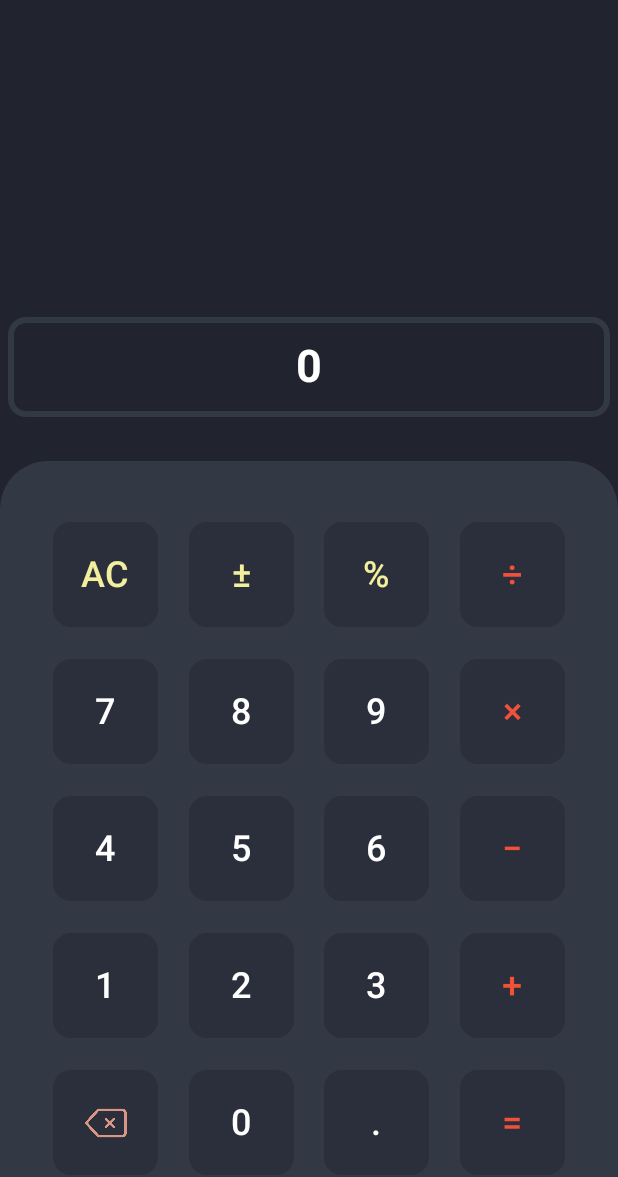
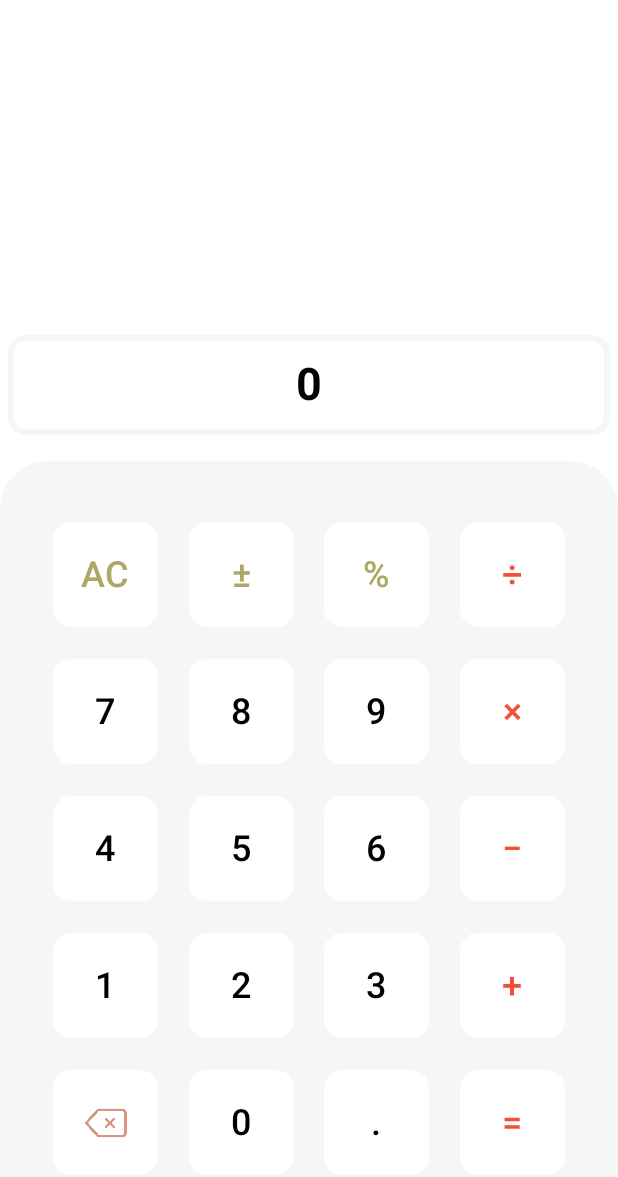
Before and after one commit to DiegoRodriguez3D/Calculadora, an Android app built with Jetpack Compose: the screen it shows after launch (MainActivity), on a phone screen of 412 x 824 dp. Shown: the top 1177 px of the screen. Run offline under Robolectric (Android 15) with nearby library versions, the phone set to English and light mode, and no system bars; our stand-ins replace constraintlayout-compose.

Commit message:
Diseño UI y tema claro/oscuro

```diff
--- a/app/src/main/java/com/diegorb/calculadora/MainActivity.kt
+++ b/app/src/main/java/com/diegorb/calculadora/MainActivity.kt
@@ -1,21 +1,20 @@
 package com.diegorb.calculadora
 
+import android.os.Build
 import android.os.Bundle
 import androidx.activity.ComponentActivity
 import androidx.activity.compose.setContent
-import androidx.compose.ui.unit.dp
+import androidx.annotation.RequiresApi
 import com.diegorb.calculadora.screens.pricipal.CalculadoraScreen
 import com.diegorb.calculadora.ui.theme.CalculadoraTheme
 
 class MainActivity : ComponentActivity() {
+    @RequiresApi(Build.VERSION_CODES.Q)
     override fun onCreate(savedInstanceState: Bundle?) {
         super.onCreate(savedInstanceState)
         setContent {
             CalculadoraTheme {
-
-
                 CalculadoraScreen()
-
             }
         }
     }
--- a/app/src/main/java/com/diegorb/calculadora/Operacion.kt
+++ b/app/src/main/java/com/diegorb/calculadora/Operacion.kt
@@ -1,10 +1,10 @@
 package com.diegorb.calculadora
 
 //Contiene los diferentes tipos de operacion que puede realizar el usuario
-sealed class Operacion (val symbol: String) {
-    object Sumar: Operacion("+")
-    object Restar: Operacion("-")
-    object Multiplicar: Operacion("x")
-    object Dividir: Operacion("/")
-    object Porciento: Operacion("%")
+sealed class Operacion(val symbol: String) {
+    object Sumar : Operacion("+")
+    object Restar : Operacion("-")
+    object Multiplicar : Operacion("×")
+    object Dividir : Operacion("÷")
+    object Porciento : Operacion("%")
 }
--- a/app/src/main/java/com/diegorb/calculadora/screens/pricipal/CalculadoraScreen.kt
+++ b/app/src/main/java/com/diegorb/calculadora/screens/pricipal/CalculadoraScreen.kt
@@ -11,7 +11,5 @@ import com.diegorb.calculadora.screens.pricipal.components.CalculadoraContent
 @SuppressLint("UnusedMaterial3ScaffoldPaddingParameter")
 @Composable
 fun CalculadoraScreen() {
-    val viewModel = viewModel<CalculadoraViewModel>()
-    val state = viewModel.state
-    Scaffold(topBar = {}, content = { CalculadoraContent(state) }, bottomBar = {})
+    Scaffold(topBar = {}, content = { CalculadoraContent() }, bottomBar = {})
 }
--- a/app/src/main/java/com/diegorb/calculadora/screens/pricipal/components/BotonCalculadora.kt
+++ b/app/src/main/java/com/diegorb/calculadora/screens/pricipal/components/BotonCalculadora.kt
@@ -14,14 +14,12 @@ import androidx.compose.ui.graphics.ColorFilter
 import androidx.compose.ui.res.painterResource
 import androidx.compose.ui.unit.dp
 import androidx.compose.ui.unit.sp
-import com.diegorb.calculadora.ui.theme.FondoBotonOscuro
-import com.diegorb.calculadora.ui.theme.FondoCardOscuro
 
 @Composable
 fun BotonCalculadora(
     symbol: String = "",
     modifier: Modifier,
-    color: Color = MaterialTheme.colorScheme.onPrimary,
+    color: Color = MaterialTheme.colorScheme.tertiary,
     icon: Int? = null,
     roundness: Int = 8,
     onClick: () -> Unit
@@ -31,7 +29,7 @@ fun BotonCalculadora(
         shape = RoundedCornerShape(roundness.dp),
         border = BorderStroke(1.dp, Color.Transparent),
         contentPadding = PaddingValues(18.dp),
-        colors = ButtonDefaults.outlinedButtonColors(FondoBotonOscuro),
+        colors = ButtonDefaults.outlinedButtonColors(MaterialTheme.colorScheme.secondary),
         modifier = modifier
             .padding(5.dp)
             .size(70.dp)
--- a/app/src/main/java/com/diegorb/calculadora/screens/pricipal/components/CalculadoraContent.kt
+++ b/app/src/main/java/com/diegorb/calculadora/screens/pricipal/components/CalculadoraContent.kt
@@ -8,16 +8,10 @@ import androidx.compose.ui.ExperimentalComposeUiApi
 import androidx.compose.ui.Modifier
 import androidx.compose.ui.unit.dp
 import androidx.constraintlayout.compose.ConstraintLayout
-import com.diegorb.calculadora.Accion
-import com.diegorb.calculadora.screens.pricipal.CalculadoraState
-import com.diegorb.calculadora.ui.theme.FondoCardOscuro
 
 @OptIn(ExperimentalMaterial3Api::class, ExperimentalComposeUiApi::class)
 @Composable
-fun CalculadoraContent(
-    state: CalculadoraState,
-    modifier: Modifier = Modifier,
-) {
+fun CalculadoraContent() {
 
     ConstraintLayout(modifier = Modifier.fillMaxSize()) {
         val (botones) = createRefs()
@@ -31,10 +25,10 @@ fun CalculadoraContent(
 
             PantallaInput()
 
-            Spacer(modifier = Modifier.height(24.dp))
+            Spacer(modifier = Modifier.height(12.dp))
 
             Card(
-                colors = CardDefaults.cardColors(FondoCardOscuro),
+                colors = CardDefaults.cardColors(MaterialTheme.colorScheme.primary),
                 shape = RoundedCornerShape(topStart = 32.dp, topEnd = 32.dp),
             ) {
                 GridBotones()
--- a/app/src/main/java/com/diegorb/calculadora/screens/pricipal/components/Controles.kt
+++ /dev/null
@@ -1,8 +0,0 @@
-package com.diegorb.calculadora.screens.pricipal.components
-
-import androidx.compose.runtime.Composable
-
-@Composable
-fun Controles() {
-
-}
--- a/app/src/main/java/com/diegorb/calculadora/ui/theme/Color.kt
+++ b/app/src/main/java/com/diegorb/calculadora/ui/theme/Color.kt
@@ -1,15 +1,20 @@
 package com.diegorb.calculadora.ui.theme
 
 import androidx.compose.ui.graphics.Color
+
 //Fondo
 val FondoOscuro = Color(0xFF21232f)
-val FondoClaro = Color(0xFFFEFEFE)
+val FondoClaro = Color(0xFFffffff)
+
+//Fondo Secundario
+val FondoCardOscuro = Color(0xFF323844)
+val FondoCardClaro = Color(0xFFf6f6f6)
 
 //Botones
-val Verde = Color(0xFFF3EF9E)
+val Verde = Color(0xFFACA865)
 val Naranja = Color(0xFFD89785)
 val Rojo = Color(0xFFF1503B)
-val Blanco = Color(0xFFFEFEFE)
-val FondoCardOscuro = Color(0xFF323844)
+
+//FondoBotones
+val FondoBotonClaro = Color(0xFFffffff)
 val FondoBotonOscuro = Color(0xFF2b2f3b)
-val FondoCardClaro = Color(0xFFF5F5F5)
--- a/app/src/main/java/com/diegorb/calculadora/ui/theme/Theme.kt
+++ b/app/src/main/java/com/diegorb/calculadora/ui/theme/Theme.kt
@@ -3,6 +3,7 @@ package com.diegorb.calculadora.ui.theme
 import android.app.Activity
 import android.os.Build
 import androidx.annotation.RequiresApi
+import androidx.compose.foundation.isSystemInDarkTheme
 import androidx.compose.material3.MaterialTheme
 import androidx.compose.material3.darkColorScheme
 import androidx.compose.material3.dynamicDarkColorScheme
@@ -18,33 +19,22 @@ import androidx.core.view.ViewCompat
 
 private val DarkColorScheme = darkColorScheme(
     primary = FondoCardOscuro,
-    secondary = FondoCardOscuro,
+    secondary = FondoBotonOscuro,
     tertiary = Color.White,
     background = FondoOscuro,
 )
 
 private val LightColorScheme = lightColorScheme(
     primary = FondoCardClaro,
-    secondary = FondoCardClaro,
+    secondary = FondoBotonClaro,
     tertiary = Color.Black,
     background = FondoClaro,
-
-
-    /* Other default colors to override
-    background = Color(0xFFFFFBFE),
-    surface = Color(0xFFFFFBFE),
-    onPrimary = Color.White,
-    onSecondary = Color.White,
-    onTertiary = Color.White,
-    onBackground = Color(0xFF1C1B1F),
-    onSurface = Color(0xFF1C1B1F),
-    */
 )
 
 @RequiresApi(Build.VERSION_CODES.Q)
 @Composable
 fun CalculadoraTheme(
-    darkTheme: Boolean = true,
+    darkTheme: Boolean = isSystemInDarkTheme(),
     // Dynamic color is available on Android 12+
     dynamicColor: Boolean = false,
     content: @Composable () -> Unit
@@ -60,10 +50,19 @@ fun CalculadoraTheme(
     val view = LocalView.current
     if (!view.isInEditMode) {
         SideEffect {
-            (view.context as Activity).window.statusBarColor = FondoOscuro.toArgb()
-            (view.context as Activity).window.navigationBarColor = FondoCardOscuro.toArgb()
-            ViewCompat.getWindowInsetsController(view)?.isAppearanceLightStatusBars = darkTheme
-            ViewCompat.getWindowInsetsController(view)?.isAppearanceLightNavigationBars = darkTheme
+            if (darkTheme) {
+                (view.context as Activity).window.statusBarColor = FondoOscuro.toArgb()
+                (view.context as Activity).window.navigationBarColor = FondoCardOscuro.toArgb()
+                ViewCompat.getWindowInsetsController(view)?.isAppearanceLightStatusBars = !darkTheme
+                ViewCompat.getWindowInsetsController(view)?.isAppearanceLightNavigationBars =
+                    !darkTheme
+            } else {
+                (view.context as Activity).window.statusBarColor = FondoClaro.toArgb()
+                (view.context as Activity).window.navigationBarColor = FondoCardClaro.toArgb()
+                ViewCompat.getWindowInsetsController(view)?.isAppearanceLightStatusBars = !darkTheme
+                ViewCompat.getWindowInsetsController(view)?.isAppearanceLightNavigationBars =
+                    !darkTheme
+            }
         }
     }
 
```
